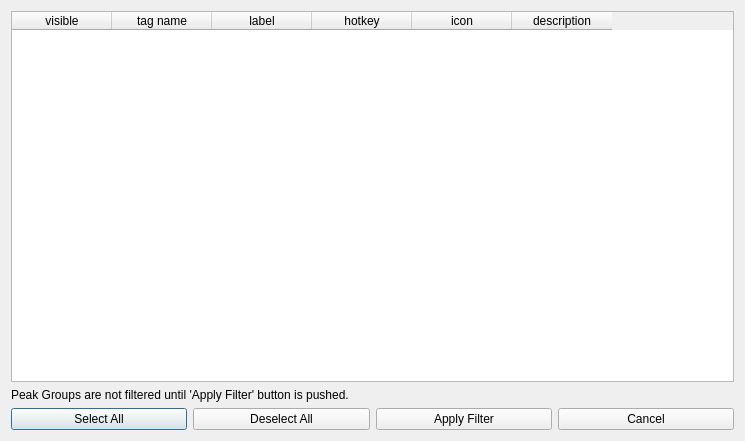
eugenemel/maven, file src/maven/forms/filtertagsdialog.ui: the form before one commit.
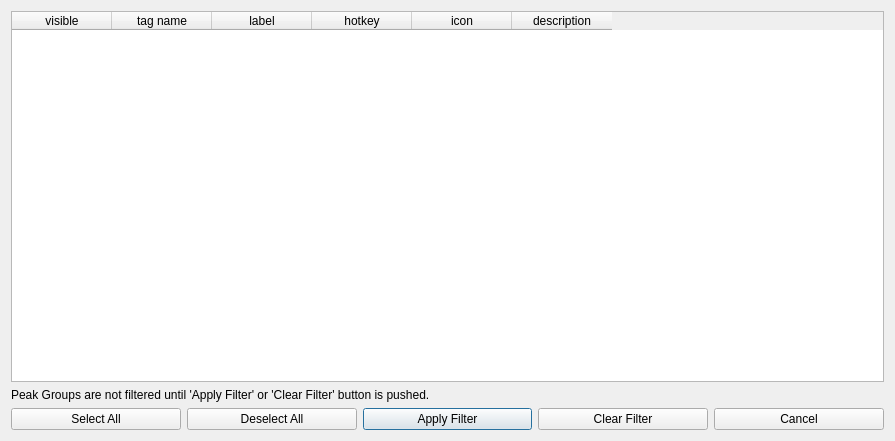
The form after the commit.

Commit message: Issue 139: add a Clear Filter button to filter tags dialog.

```diff
--- a/src/maven/forms/filtertagsdialog.ui
+++ b/src/maven/forms/filtertagsdialog.ui
@@ -6,7 +6,7 @@
    <rect>
     <x>0</x>
     <y>0</y>
-    <width>745</width>
+    <width>895</width>
     <height>441</height>
    </rect>
   </property>
@@ -14,35 +14,14 @@
    <string>Set Peak Group Tag Filter</string>
   </property>
   <layout class="QGridLayout" name="gridLayout">
-   <item row="2" column="0">
-    <widget class="QPushButton" name="btnSelectAll">
-     <property name="text">
-      <string>Select All</string>
-     </property>
-    </widget>
-   </item>
-   <item row="2" column="3">
-    <widget class="QPushButton" name="btnCancel">
-     <property name="text">
-      <string>Cancel</string>
-     </property>
-    </widget>
-   </item>
-   <item row="2" column="1">
-    <widget class="QPushButton" name="btnDeselectAll">
-     <property name="text">
-      <string>Deselect All</string>
-     </property>
-    </widget>
-   </item>
-   <item row="2" column="2">
+   <item row="3" column="2">
     <widget class="QPushButton" name="btnApplyFilter">
      <property name="text">
       <string>Apply Filter</string>
      </property>
     </widget>
    </item>
-   <item row="0" column="0" colspan="4">
+   <item row="0" column="0" colspan="5">
     <widget class="QTableWidget" name="tblTags">
      <property name="columnCount">
       <number>6</number>
@@ -82,10 +61,38 @@
      </column>
     </widget>
    </item>
-   <item row="1" column="0" colspan="4">
+   <item row="3" column="1">
+    <widget class="QPushButton" name="btnDeselectAll">
+     <property name="text">
+      <string>Deselect All</string>
+     </property>
+    </widget>
+   </item>
+   <item row="3" column="0">
+    <widget class="QPushButton" name="btnSelectAll">
+     <property name="text">
+      <string>Select All</string>
+     </property>
+    </widget>
+   </item>
+   <item row="3" column="4">
+    <widget class="QPushButton" name="btnCancel">
+     <property name="text">
+      <string>Cancel</string>
+     </property>
+    </widget>
+   </item>
+   <item row="3" column="3">
+    <widget class="QPushButton" name="btnClear">
+     <property name="text">
+      <string>Clear Filter</string>
+     </property>
+    </widget>
+   </item>
+   <item row="1" column="0" colspan="5">
     <widget class="QLabel" name="lblInfo">
      <property name="text">
-      <string>Peak Groups are not filtered until 'Apply Filter' button is pushed.</string>
+      <string>Peak Groups are not filtered until 'Apply Filter' or 'Clear Filter' button is pushed.</string>
      </property>
     </widget>
    </item>
```
The commit also changes 2 other files.
